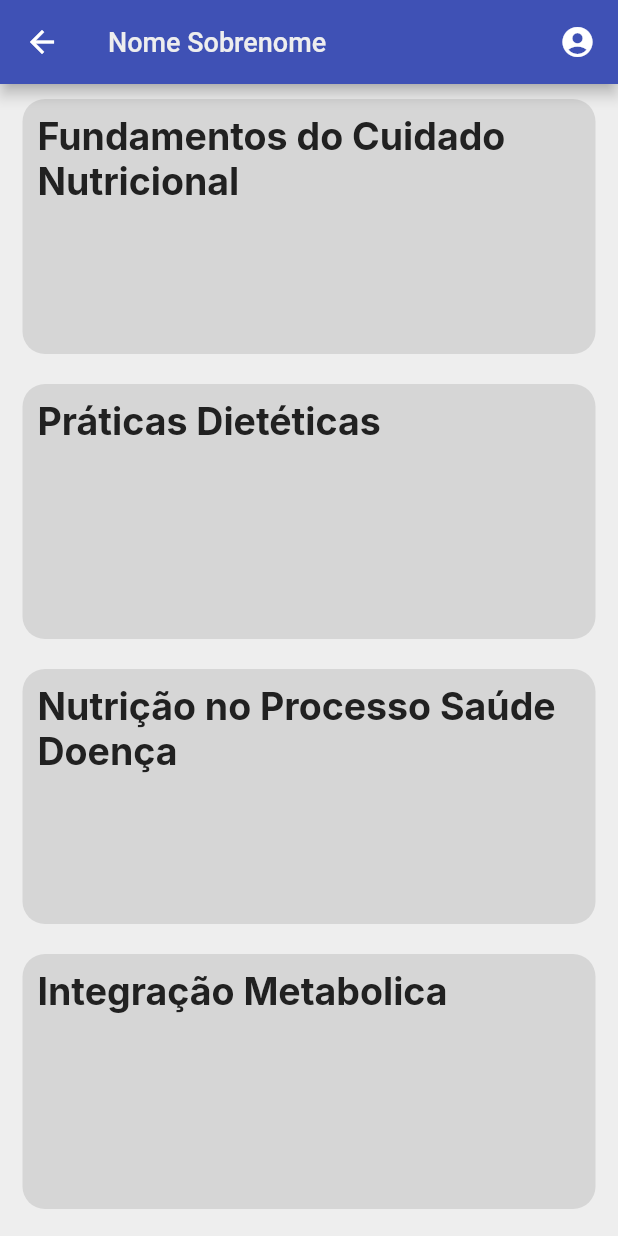
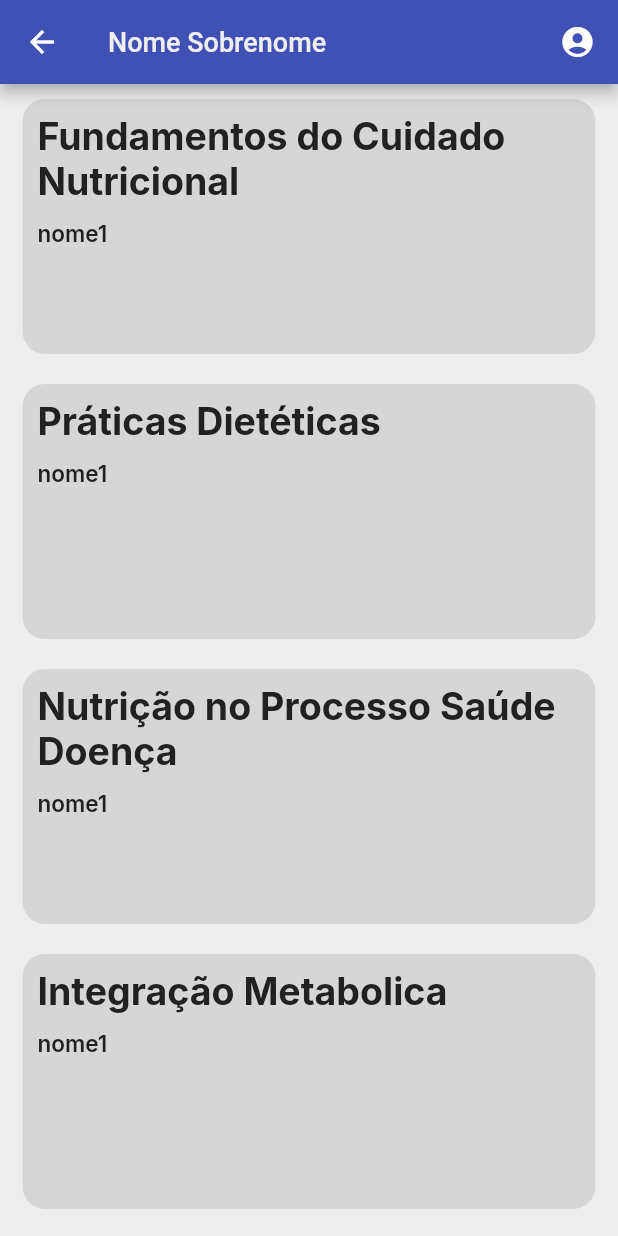
Before and after one commit to Aureli-O/ava_mobile_flutter, a Flutter app: the HomePage screen opened directly, on a phone screen of 412 x 824 dp. Run offline on Flutter 3.47's test engine with Material 2 defaults, Android fonts, the phone set to English and light mode, and no system bars; our stand-ins replace google_fonts.

Commit message:
Adição da variavel Nome do Professor junto com o texto no card

```diff
--- a/lib/widgets/card.dart
+++ b/lib/widgets/card.dart
@@ -5,8 +5,9 @@ import 'package:google_fonts/google_fonts.dart';
 
 class MyCard extends StatelessWidget {
   final String NomeCadeira;
+  final String NomeProfessor;
 
-  MyCard({required this.NomeCadeira});
+  MyCard({required this.NomeCadeira, required this.NomeProfessor});
 
   @override
   Widget build(BuildContext context) {
@@ -18,8 +19,12 @@ class MyCard extends StatelessWidget {
           color: Colors.grey[350],
           borderRadius: BorderRadius.circular(15),
         ),
-        child: Padding(
-          padding: const EdgeInsets.all(10),
+        child: Column(
+          crossAxisAlignment: CrossAxisAlignment.baseline,
+          textBaseline: TextBaseline.alphabetic,
+          children: [
+            Padding(
+              padding: const EdgeInsets.fromLTRB(10,10,10,5),
               child: Text(
                 NomeCadeira,
                 style: GoogleFonts.inter(
@@ -29,6 +34,19 @@ class MyCard extends StatelessWidget {
                 ),
               ),
             ),
+            Padding(
+              padding: const EdgeInsets.fromLTRB(10,5,10,5),
+              child: Text(
+                NomeProfessor,
+                style: GoogleFonts.inter(
+                  fontSize: 15,
+                  fontWeight: FontWeight.w600,
+                  color: Colors.grey[900],
+                ),
+              ),
+            ),
+          ],
+        ),
       ),
     );
   }
```
Lines whose indentation alone changed are shown as unchanged.
